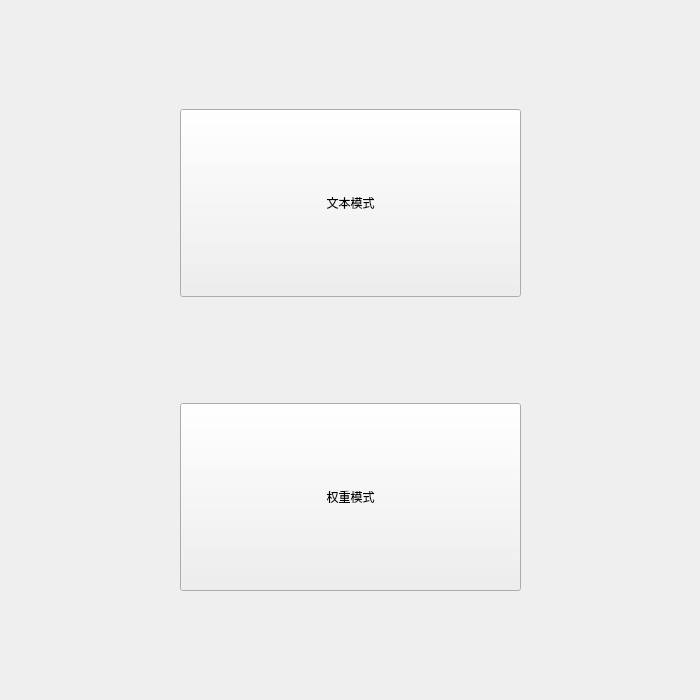
First picture: the form in resources/Main.ui, repository CFRFREE/WordCloud, before the edit.
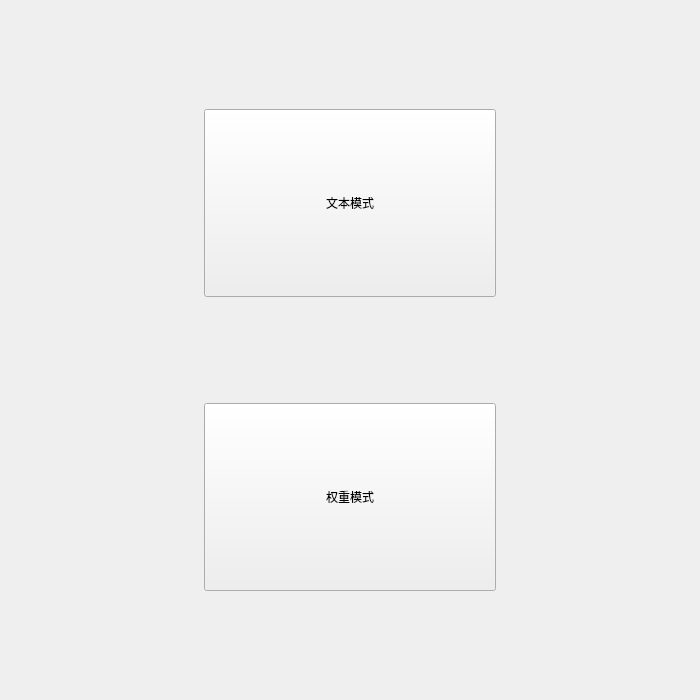
Second picture: the form after the edit.

```diff
--- a/resources/Main.ui
+++ b/resources/Main.ui
@@ -32,7 +32,7 @@
      </spacer>
     </item>
     <item>
-     <layout class="QHBoxLayout" name="horizontalLayout1" stretch="1,2,1">
+     <layout class="QHBoxLayout" name="horizontalLayout1" stretch="2,3,2">
       <item>
        <spacer name="horizontalSpacer">
         <property name="orientation">
@@ -91,7 +91,7 @@
      </spacer>
     </item>
     <item>
-     <layout class="QHBoxLayout" name="horizontalLayout2" stretch="1,2,1">
+     <layout class="QHBoxLayout" name="horizontalLayout2" stretch="2,3,2">
       <item>
        <spacer name="horizontalSpacer_3">
         <property name="orientation">
```
